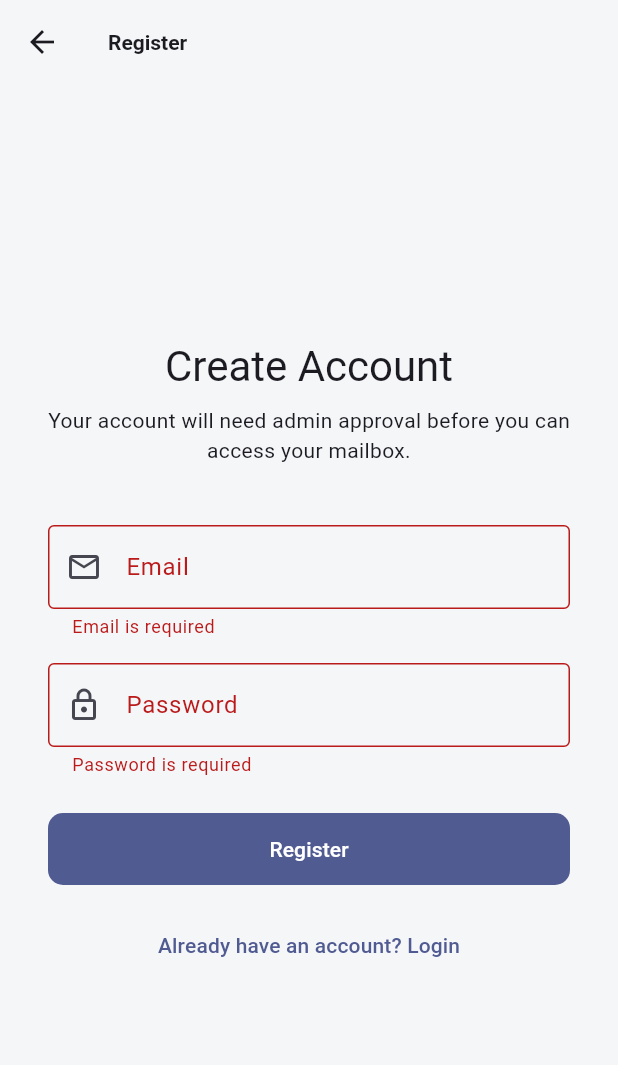
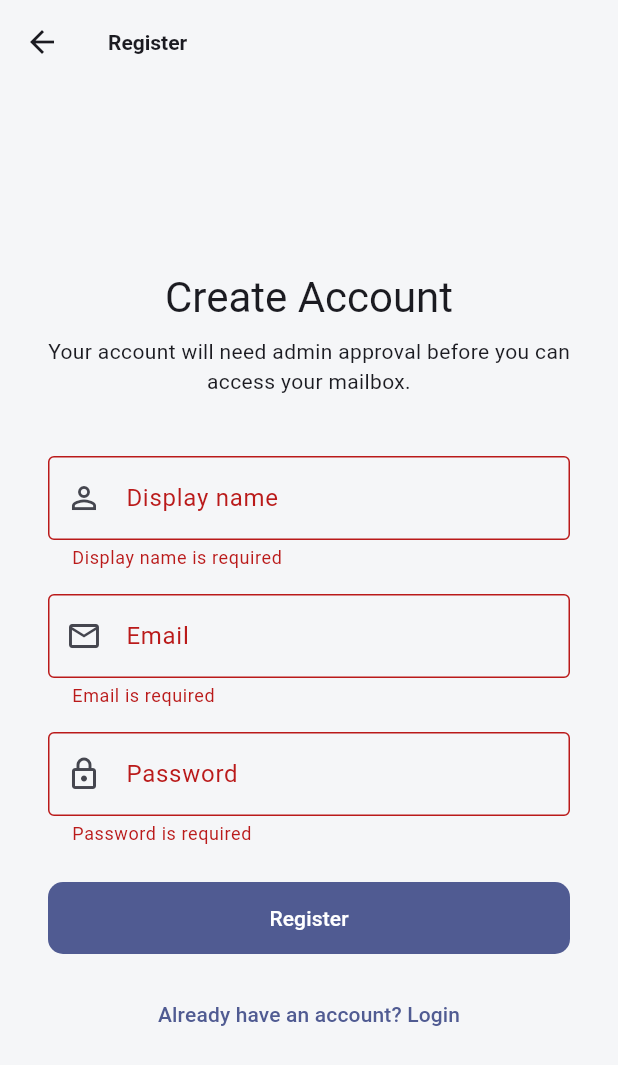
Before and after one commit to nisaturk/mail-client, a Flutter app: the RegisterScreen screen opened directly, after a tap on "Register", on a phone screen of 412 x 824 dp. Shown: the top 1065 px of the screen. Run offline on Flutter 3.47's test engine with Material 3 defaults, Android fonts, the phone set to English and light mode, and no system bars; our stand-ins replace dio, file_picker, flutter_riverpod, flutter_secure_storage, webview_flutter; accounts and stored records are empty.

Commit message:
Parse accessToken and profile from login, add displayName to register, map 403

```diff
--- a/lib/presentation/screens/register_screen.dart
+++ b/lib/presentation/screens/register_screen.dart
@@ -12,6 +12,13 @@ class RegisterScreen extends ConsumerStatefulWidget {
 
 class _RegisterScreenState extends ConsumerState<RegisterScreen> {
   final _formKey = GlobalKey<FormState>();
+  final _displayNameController = TextEditingController();
+
+  @override
+  void dispose() {
+    _displayNameController.dispose();
+    super.dispose();
+  }
 
   @override
   Widget build(BuildContext context) {
@@ -55,6 +62,22 @@ class _RegisterScreenState extends ConsumerState<RegisterScreen> {
                     textAlign: TextAlign.center,
                   ),
                   const SizedBox(height: 40),
+                  TextFormField(
+                    controller: _displayNameController,
+                    decoration: const InputDecoration(
+                      labelText: 'Display name',
+                      border: OutlineInputBorder(),
+                      prefixIcon: Icon(Icons.person_outline),
+                    ),
+                    textInputAction: TextInputAction.next,
+                    validator: (value) {
+                      if (value == null || value.trim().isEmpty) {
+                        return 'Display name is required';
+                      }
+                      return null;
+                    },
+                  ),
+                  const SizedBox(height: 16),
                   TextFormField(
                     controller: emailController,
                     decoration: const InputDecoration(
@@ -113,8 +136,11 @@ class _RegisterScreenState extends ConsumerState<RegisterScreen> {
 
   void _submit() {
     if (!_formKey.currentState!.validate()) return;
+    final displayName = _displayNameController.text.trim();
     final email = ref.read(emailControllerProvider).text.trim();
     final password = ref.read(passwordControllerProvider).text;
-    ref.read(authProvider.notifier).register(email, password);
+    ref
+        .read(authProvider.notifier)
+        .register(email, password, displayName: displayName);
   }
 }
```
Also changed, not shown: lib/state/auth_provider.dart (+69 -13 lines).
